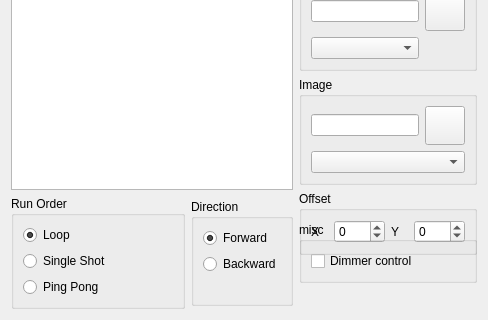
mcallegari/qlcplus, file ui/src/rgbmatrixeditor.ui: the form before one commit; both pictures show x 0 to 488 and y 290 to 610 of the 488 by 610 pixel window.
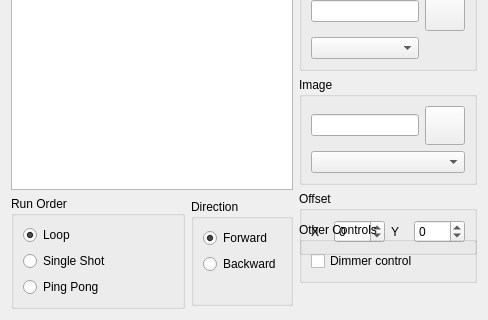
The form after the commit. Icons and pictures are not drawn.

The edit to the form file:
```diff
--- a/ui/src/rgbmatrixeditor.ui
+++ b/ui/src/rgbmatrixeditor.ui
@@ -257,7 +257,7 @@
       </sizepolicy>
      </property>
      <property name="title">
-      <string>misc</string>
+      <string>Other Controls</string>
      </property>
      <layout class="QVBoxLayout" name="verticalLayout_4">
       <item>
```
Left out of the diff: 6 changed lines with no effect on the pictures.
